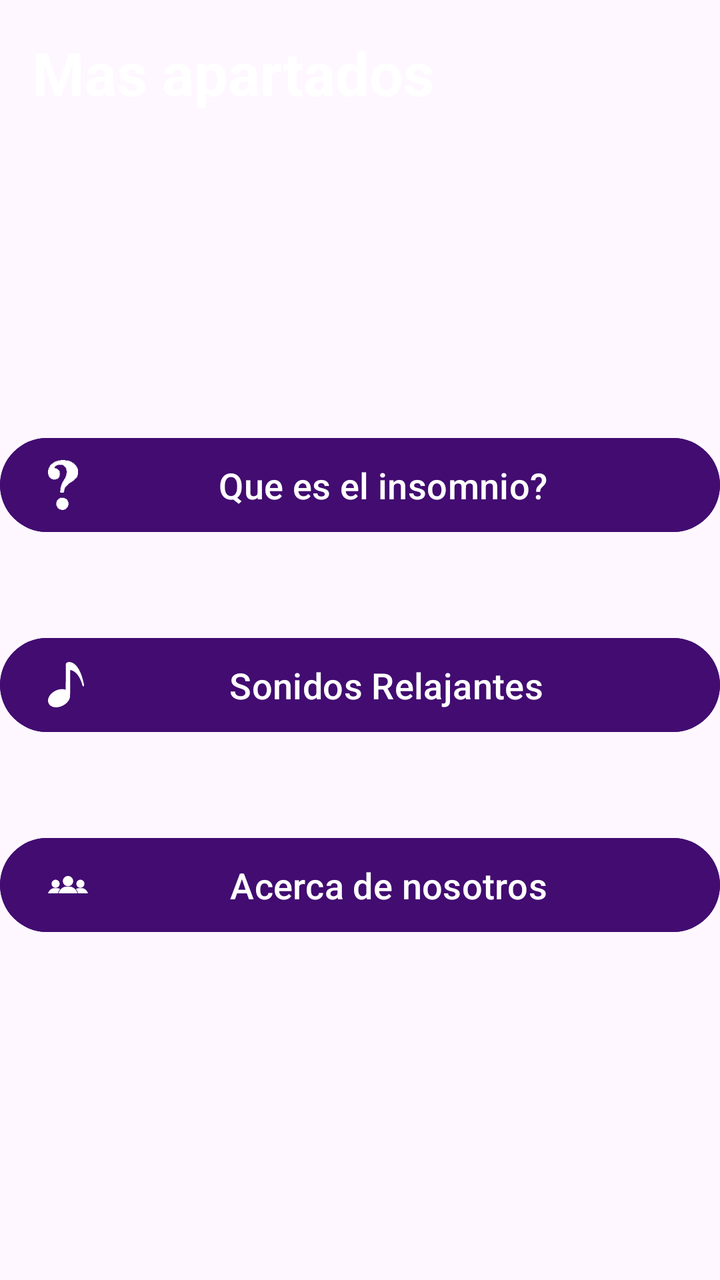
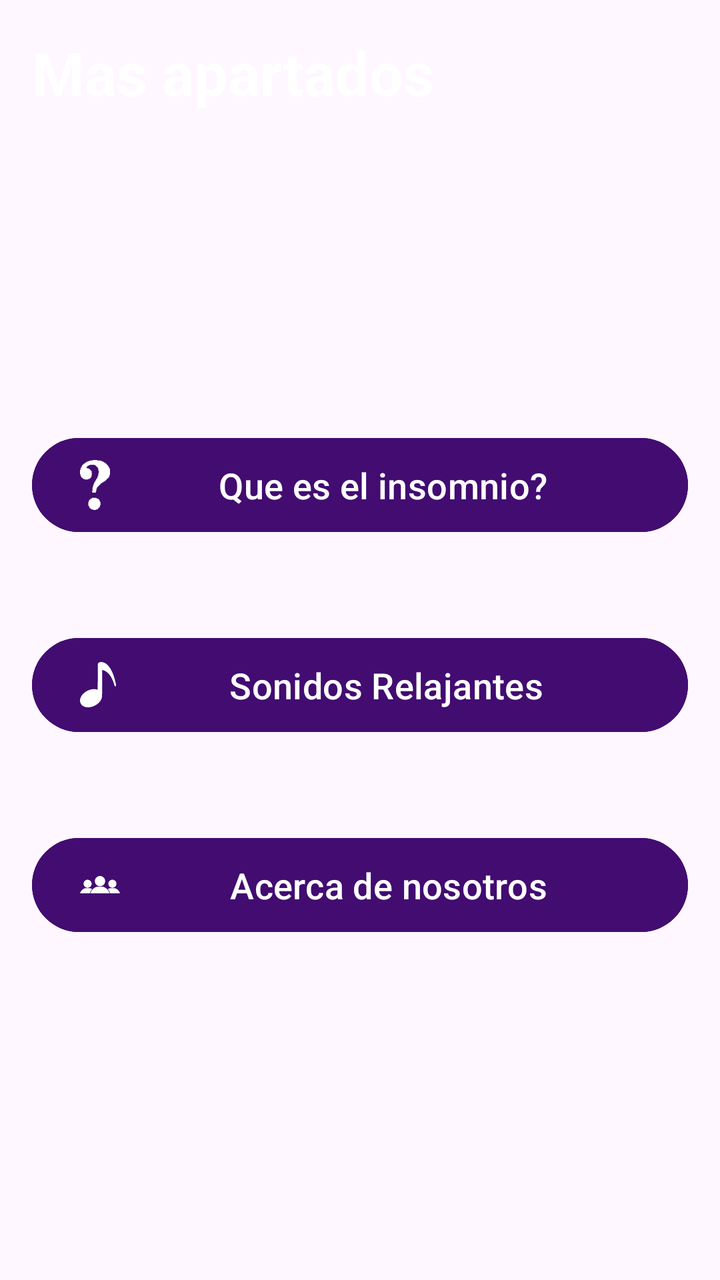

Compare the two renders of this Android layout. The source of the first and the diff that turns it into the second are given below.
<!-- AndroidManifest.xml: application theme Theme.SleepTheory01 -->
<!-- res/layout/fragment_more.xml -->
<?xml version="1.0" encoding="utf-8"?>
<androidx.coordinatorlayout.widget.CoordinatorLayout xmlns:android="http://schemas.android.com/apk/res/android"
    xmlns:tools="http://schemas.android.com/tools"
    android:layout_width="match_parent"
    android:layout_height="match_parent"
    tools:context=".MoreFragment">

    <LinearLayout
        android:layout_width="match_parent"
        android:layout_height="match_parent"
        android:orientation="vertical">
        
    <TextView
        android:layout_width="wrap_content"
        android:layout_height="wrap_content"
        android:layout_margin="16dp"
        android:textSize="30sp"
        android:textColor="@color/white"
        android:textStyle="bold"
        android:text="Mas apartados"
        />

    </LinearLayout>
    
    <LinearLayout
        android:layout_width="match_parent"
        android:layout_height="wrap_content"
        android:gravity="center_horizontal"
        android:layout_gravity="center_vertical"
        android:orientation="vertical">

        <Button
            android:id="@+id/btnQuestion"
            android:layout_width="match_parent"
            android:layout_height="55dp"
            android:layout_marginTop="45dp"
            android:backgroundTint="@color/sleep_buttons"
            android:text="Que es el insomnio?"
            android:textColor="@color/white"
            android:textSize="18sp"
            android:drawableLeft="@drawable/ic_interrogacion"
            android:drawableTint="@color/white"
            />

      

    <Button
        android:id="@+id/btnSounds"
        android:layout_width="match_parent"
        android:layout_height="55dp"
        android:backgroundTint="@color/sleep_buttons"
        android:layout_marginTop="45dp"
        android:textSize="18sp"
        android:textColor="@color/white"
        android:text="Sonidos Relajantes"
        android:drawableLeft="@drawable/ic_sonidos"
        android:drawableTint="@color/white"
        />

    <Button
        android:id="@+id/btnAcerca"
        android:layout_width="match_parent"
        android:layout_height="55dp"
        android:backgroundTint="@color/sleep_buttons"
        android:layout_marginTop="45dp"
        android:textSize="18sp"
        android:textColor="@color/white"
        android:text="Acerca de nosotros"
        android:drawableLeft="@drawable/ic_nosotros"
        android:drawableTint="@color/white"
        />

    </LinearLayout>

</androidx.coordinatorlayout.widget.CoordinatorLayout>
<!-- resources referenced by this layout -->
<resources>
  <color name="sleep_buttons">#420C71</color>
  <color name="white">#FFFFFFFF</color>
  <!-- drawable ic_interrogacion: vector/xml drawable (drawable, 4552 chars, omitted) -->
  <!-- drawable ic_nosotros: vector/xml drawable (drawable, 2782 chars, omitted) -->
  <!-- drawable ic_sonidos (drawable) -->
  <vector xmlns:android="http://schemas.android.com/apk/res/android" android:height="22.632612dp" android:viewportHeight="1280" android:viewportWidth="1018" android:width="18dp">
        
      <path android:fillColor="#000000" android:pathData="M585,0.6c-22.5,2.7 -37.7,7.7 -52.1,17 -14.1,9.2 -22.5,19.3 -27.7,33.6l-2.7,7.3 -0.3,362.2c-0.1,199.3 -0.6,362.3 -1,362.3 -0.5,-0 -4.2,-1.1 -8.3,-2.6 -28.4,-9.7 -59.7,-14.6 -94.9,-14.7 -33.3,-0 -64.6,3.9 -97.1,12.2 -135.3,34.5 -252.5,132.5 -288.8,241.6 -14.9,44.8 -15.9,85.4 -3.1,126 4.2,13.3 15.4,35.8 23.7,47.5 8.3,11.7 31.8,35.4 42.8,43.1 31.5,22.2 69,35.8 114,41.5 19.1,2.4 58.3,2.4 78.5,-0 119,-14.3 235.4,-80.3 302,-171.3 32.3,-44.2 50.5,-90.5 54,-137.3 0.6,-8.5 1,-146.2 1,-378.9 0,-201 0.2,-365.7 0.5,-366 0.7,-0.6 13.4,2.3 28,6.6 120.8,35.1 217.4,143.3 284.2,318.3 7.6,20 16,43.9 23.3,66.5 19.1,59.1 20.6,63.1 25.4,68.3 7.1,7.9 19.4,7 25.3,-1.7 3.4,-5 4.2,-9 5.4,-26.1 1.2,-15.5 1.2,-15.5 -1.9,-30.5 -20.5,-99.6 -40.8,-173.8 -70.2,-257 -24,-67.8 -57.1,-137.5 -90.4,-189.8 -71.2,-112.1 -161,-176.2 -249.6,-178.2 -9.1,-0.2 -18.1,-0.1 -20,0.1z" android:strokeColor="#00000000"/>
      
  </vector>
  <style name="Theme.SleepTheory01" parent="Base.Theme.SleepTheory01" />
  <style name="Base.Theme.SleepTheory01" parent="Theme.Material3.DayNight.NoActionBar">
          
          
      </style>
</resources>

<!-- the commit's change to res/layout/fragment_more.xml (unified diff, before → after) -->
@@ -32,6 +32,8 @@
         <Button
             android:id="@+id/btnQuestion"
             android:layout_width="match_parent"
+            android:layout_marginHorizontal="16dp"
+            android:minHeight="56dp"
             android:layout_height="55dp"
             android:layout_marginTop="45dp"
             android:backgroundTint="@color/sleep_buttons"
@@ -48,6 +50,8 @@
         android:id="@+id/btnSounds"
         android:layout_width="match_parent"
         android:layout_height="55dp"
+        android:layout_marginHorizontal="16dp"
+        android:minHeight="56dp"
         android:backgroundTint="@color/sleep_buttons"
         android:layout_marginTop="45dp"
         android:textSize="18sp"
@@ -61,6 +65,8 @@
         android:id="@+id/btnAcerca"
         android:layout_width="match_parent"
         android:layout_height="55dp"
+        android:layout_marginHorizontal="16dp"
+        android:minHeight="56dp"
         android:backgroundTint="@color/sleep_buttons"
         android:layout_marginTop="45dp"
         android:textSize="18sp"
